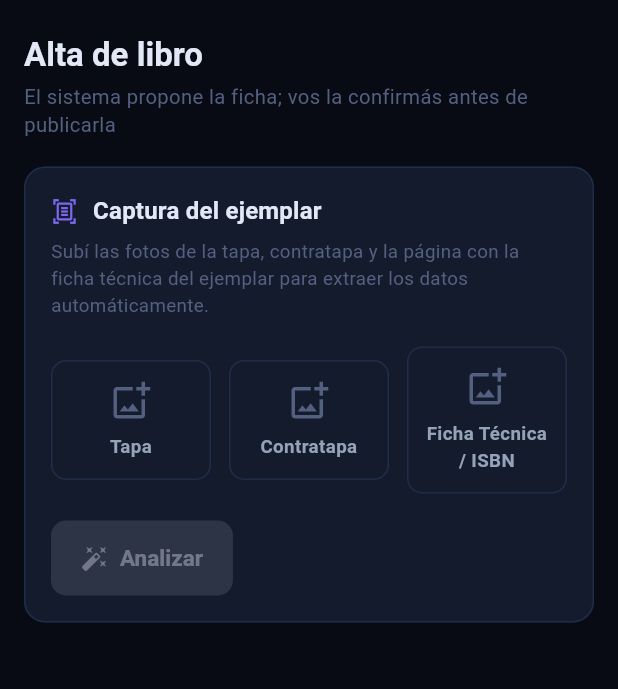
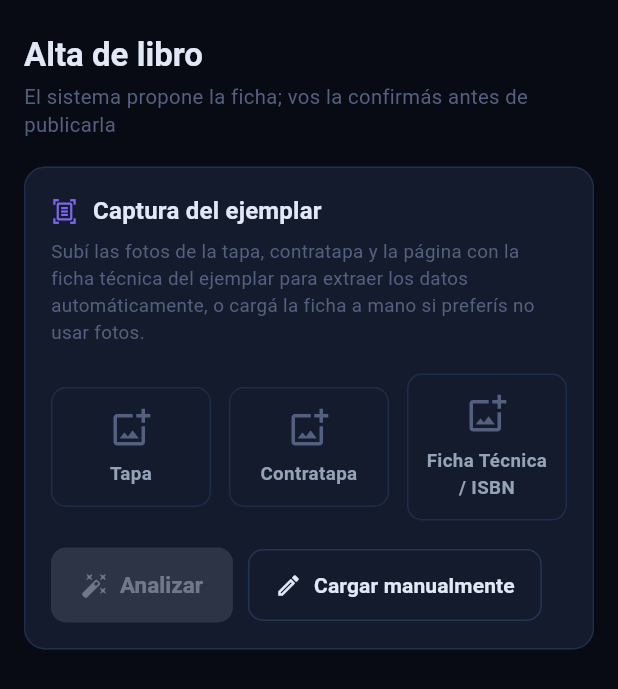
Before and after one commit to NicolasRaza/TP-IA-UTN-BiblioTech-Front, a Flutter app: the SeccionAltaLibro widget shown alone on an empty page, opened directly, on a phone screen of 412 x 824 dp. Shown: the top 689 px of the screen. Run offline on Flutter 3.47's test engine with Material 3 defaults, Android fonts, the phone set to English and light mode, and no system bars; our stand-ins replace bloc_concurrency, equatable, file_picker, firebase_core, firebase_messaging, fl_chart and 4 more; missing offline and left inert: dart:js_interop; accounts and stored records are empty.

Commit message:
fix: restaurar la carga manual de la ficha en el alta de libro
El alta de fotos OCR reemplazó el flujo anterior sin dejar forma de
completar la ficha a mano: los campos y los botones de guardar solo
aparecían después de analizar las 3 fotos. Se agrega un botón "Cargar
manualmente" que abre la ficha vacía para tipear los datos sin
depender de las imágenes.

Co-Authored-By: Claude Sonnet 5 <noreply@anthropic.com>
Claude-Session: https://claude.ai/code/session_01LqmdyMLjVhNksd1RRpfGxc

```diff
--- a/app/lib/features/catalogo/presentation/cubit/alta_libro_cubit.dart
+++ b/app/lib/features/catalogo/presentation/cubit/alta_libro_cubit.dart
@@ -89,6 +89,30 @@ class AltaLibroCubit extends Cubit<AltaLibroState> {
     ));
   }
 
+  /// Abre la ficha vacía para cargarla a mano, sin depender de las fotos
+  /// ni del reconocimiento automático.
+  void cargarManual() {
+    final campos = {
+      for (final campo in _camposManuales)
+        campo: const CampoSugerido.pendiente(),
+    };
+    emit(state.copyWith(
+      estado: EstadoCarga.exito,
+      ficha: FichaSugerida(campos: campos),
+      sugeridos: {for (final campo in _camposManuales) campo: ''},
+      limpiarMensajes: true,
+    ));
+  }
+
+  static const _camposManuales = [
+    'titulo',
+    'autor',
+    'editorial',
+    'anio',
+    'isbn',
+    'paginas',
+  ];
+
   void limpiar() => emit(const AltaLibroState());
 
   void limpiarMensajes() => emit(state.copyWith(limpiarMensajes: true));
--- a/app/lib/features/catalogo/presentation/pages/seccion_alta_libro.dart
+++ b/app/lib/features/catalogo/presentation/pages/seccion_alta_libro.dart
@@ -52,6 +52,8 @@ class _SeccionAltaLibroState extends State<SeccionAltaLibro> {
           extensionFicha: _fotoFicha!.extension,
         );
   }
+
+  void _cargarManual() => context.read<AltaLibroCubit>().cargarManual();
 
   /// Vuelca los valores sugeridos en los campos editables del formulario.
   void _volcarEnFormulario(FichaSugerida ficha) {
@@ -141,7 +143,8 @@ class _SeccionAltaLibroState extends State<SeccionAltaLibro> {
                 const SizedBox(height: 6),
                 const Text(
                   'Subí las fotos de la tapa, contratapa y la página con la '
-                  'ficha técnica del ejemplar para extraer los datos automáticamente.',
+                  'ficha técnica del ejemplar para extraer los datos automáticamente, '
+                  'o cargá la ficha a mano si preferís no usar fotos.',
                   style: TextStyle(
                       color: Paleta.textMuted, fontSize: 12.5, height: 1.45),
                 ),
@@ -181,6 +184,12 @@ class _SeccionAltaLibroState extends State<SeccionAltaLibro> {
                           : null,
                       icon: const Icon(Icons.auto_fix_high, size: 18),
                       label: const Text('Analizar'),
+                    ),
+                    const SizedBox(width: 10),
+                    OutlinedButton.icon(
+                      onPressed: _cargarManual,
+                      icon: const Icon(Icons.edit_outlined, size: 18),
+                      label: const Text('Cargar manualmente'),
                     ),
                     const Spacer(),
                     if (ficha != null)
```
